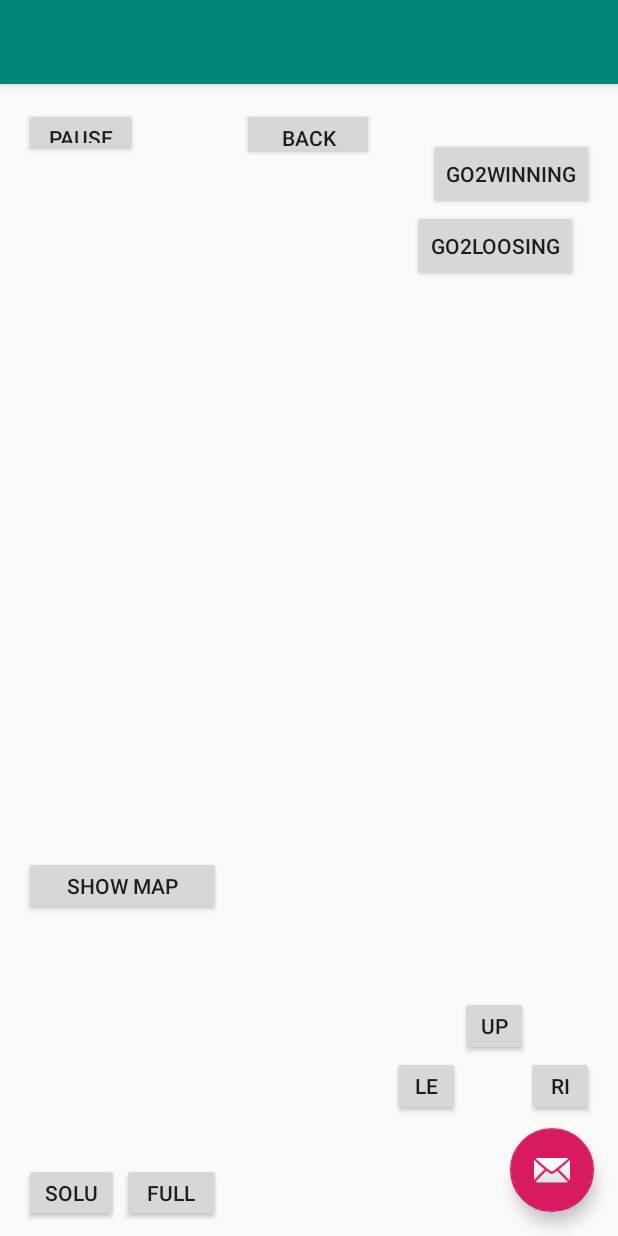
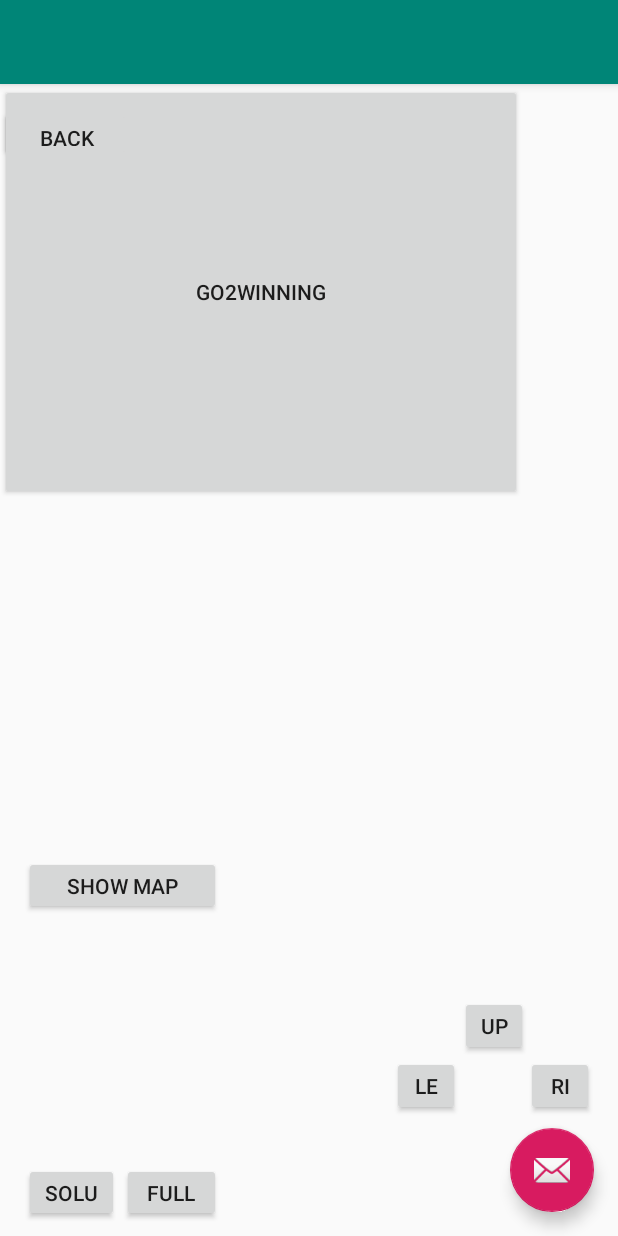
Before and after one commit to EthanAYoung/Tron-Maze-for-Android, an Android app: the PlayManuallyActivity screen opened directly, with no data from a screen before it, on a phone screen of 412 x 824 dp. Run offline under Robolectric (Android 15) with nearby library versions, the phone set to English and light mode, and no system bars.

Commit message:
fix screen placeholder layout

```diff
--- a/app/src/main/res/layout/content_play_manually.xml
+++ b/app/src/main/res/layout/content_play_manually.xml
@@ -89,49 +89,35 @@
 
     <Button
         android:id="@+id/Go2Winning"
-        android:layout_width="wrap_content"
-        android:layout_height="wrap_content"
-        android:layout_marginTop="36dp"
-        android:layout_marginEnd="16dp"
+        android:layout_width="348dp"
+        android:layout_height="277dp"
         android:onClick="winNow"
         android:text="Go2Winning"
-        app:layout_constraintEnd_toEndOf="parent"
-        app:layout_constraintTop_toTopOf="parent" />
-
-    <Button
-        android:id="@+id/Go2Loosing"
-        android:layout_width="wrap_content"
-        android:layout_height="wrap_content"
-        android:layout_marginStart="285dp"
-        android:layout_marginEnd="38dp"
-        android:onClick="loseNow"
-        android:text="Go2Loosing"
-        app:layout_constraintEnd_toEndOf="parent"
-        app:layout_constraintStart_toStartOf="parent"
-        app:layout_constraintTop_toBottomOf="@+id/Go2Winning" />
+        tools:layout_editor_absoluteX="37dp"
+        tools:layout_editor_absoluteY="128dp" />
 
     <Button
         android:id="@+id/backButt"
         android:layout_width="wrap_content"
         android:layout_height="35dp"
         android:layout_marginTop="16dp"
-        android:layout_marginEnd="36dp"
         android:onClick="returnToTitle"
         android:text="Back"
-        app:layout_constraintEnd_toStartOf="@+id/Go2Winning"
-        app:layout_constraintTop_toTopOf="parent" />
+        app:layout_constraintTop_toTopOf="parent"
+        tools:layout_editor_absoluteX="160dp" />
 
     <TextView
         android:id="@+id/pauseMsg"
-        android:layout_width="wrap_content"
-        android:layout_height="wrap_content"
+        android:layout_width="112dp"
+        android:layout_height="66dp"
         android:layout_marginStart="160dp"
         android:layout_marginEnd="199dp"
-        android:layout_marginBottom="292dp"
+        android:layout_marginBottom="64dp"
         android:text="PAUSED"
         android:visibility="invisible"
         app:layout_constraintBottom_toBottomOf="parent"
         app:layout_constraintEnd_toEndOf="parent"
+        app:layout_constraintHorizontal_bias="0.183"
         app:layout_constraintStart_toStartOf="parent" />
 
 </android.support.constraint.ConstraintLayout>
```
Also changed, not shown: app/src/main/res/layout/content_play_animation.xml (+17 -11 lines).
